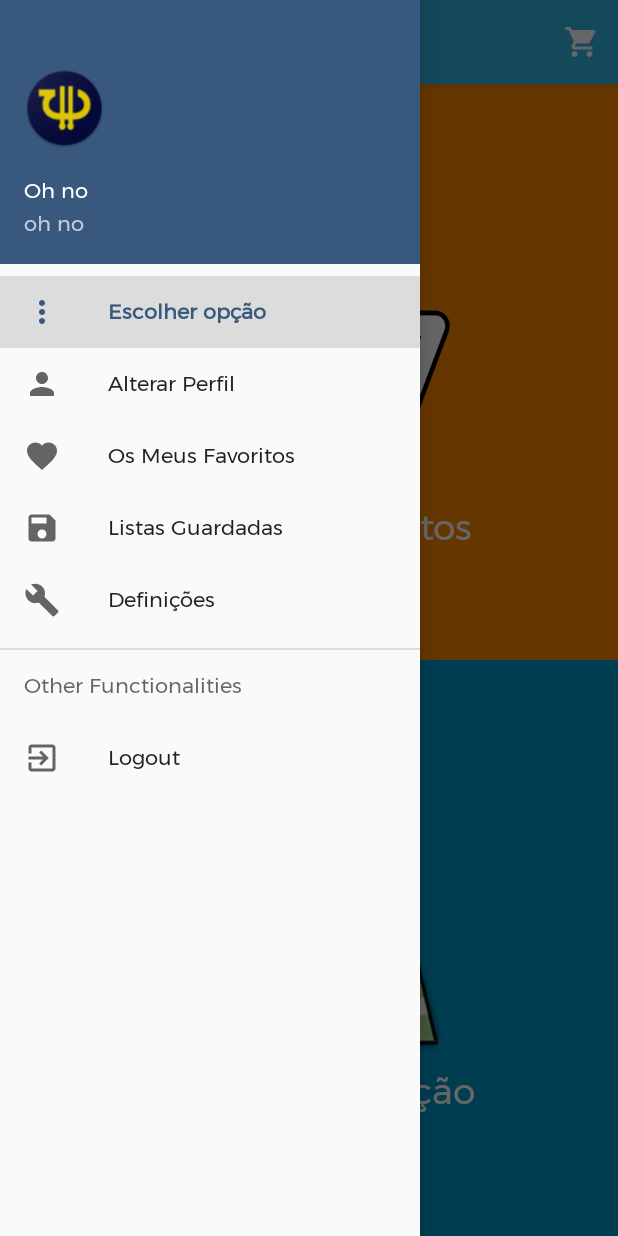
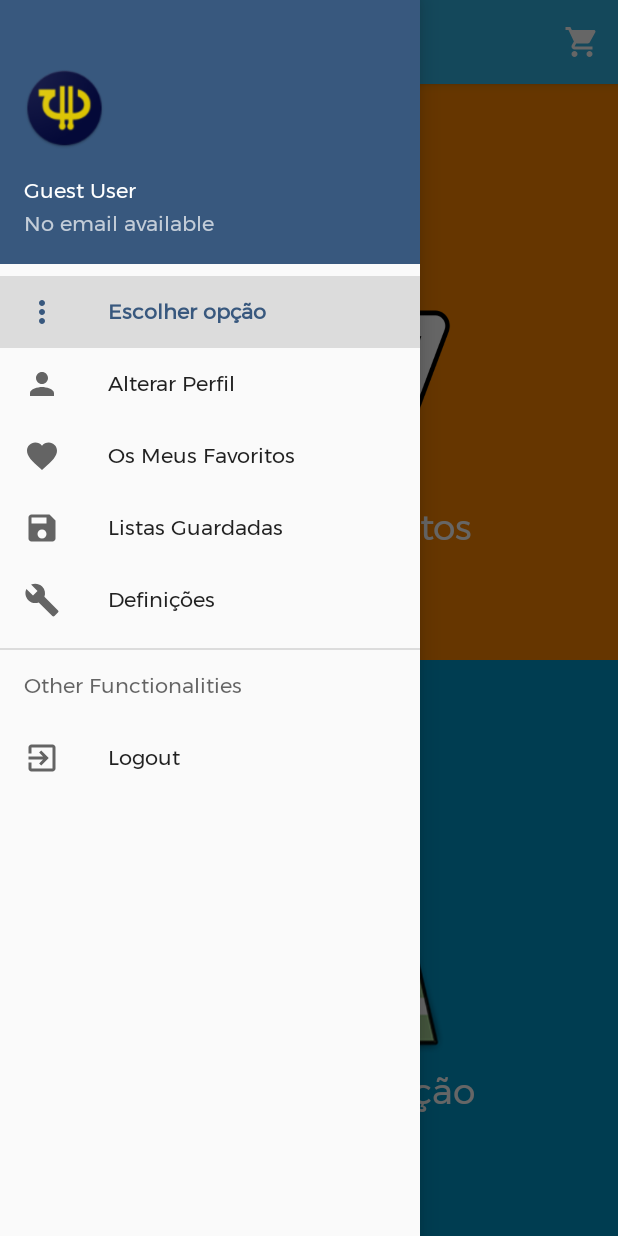
Before and after one commit to abgrilo4/ipm_ezgroceries, an Android app: the MainMenu screen opened directly, with no data from a screen before it, with the side drawer open, on a phone screen of 412 x 824 dp. Run offline under Robolectric (Android 15) with nearby library versions, the phone set to English and light mode, and no system bars; our stand-ins replace navigation-ui.

Commit message:
- Melhorei o codigo responsavel por fazer display do nome do utilizador e email. Agora usa uma class Global chamada AppClass que permite guardar variaveis globais - A pagina de alteração de dados pessoais funciona agora

```diff
--- a/app/src/main/AndroidManifest.xml
+++ b/app/src/main/AndroidManifest.xml
@@ -18,7 +18,7 @@
         android:label="@string/app_name"
         android:roundIcon="@drawable/ezgroceries"
         android:supportsRtl="true"
-
+        android:name=".AppClass"
         android:theme="@style/AppTheme">
         <activity android:name=".FinalScreenActivity"
             android:parentActivityName="com.example.ezgroceries.ui.Produtos.TodosScreen" ></activity>
@@ -77,5 +77,4 @@
             </intent-filter>
         </activity>
     </application>
-
 </manifest>
--- /dev/null
+++ b/app/src/main/java/com/example/ezgroceries/AppClass.java
@@ -0,0 +1,32 @@
+package com.example.ezgroceries;
+
+import android.app.Application;
+
+public class AppClass  extends Application {
+    private String globalUsername = "Guest User";
+    private String globalEmail = "No email available";
+
+    public String getGlobalVariable(String varName) {
+
+        switch(varName) {
+            case "user":
+                return globalUsername;
+            case "email":
+                return globalEmail;
+            default:
+                return null;
+        }
+    }
+
+    public void setGlobalVariable(String varName, String varValue) {
+
+        switch(varName) {
+            case "user":
+                globalUsername = varValue;
+            case "email":
+                globalEmail = varValue;
+            default:
+                break;
+        }
+    }
+}
--- a/app/src/main/java/com/example/ezgroceries/MainMenu.java
+++ b/app/src/main/java/com/example/ezgroceries/MainMenu.java
@@ -67,11 +67,11 @@ public class MainMenu extends AppCompatActivity {
         toolbar.setTitle("");
         NavigationUI.setupWithNavController(navigationView, navController);
         //Get user's name and email
-        if (savedInstanceState == null) {
+        /*if (savedInstanceState == null) {
             Bundle extras = getIntent().getExtras();
             if(extras == null) {
-                username = "Oh no";
-                email = "oh no";
+                username = ((TextView) findViewById(R.id.sliderUsername)).getText().toString();
+                email = ((TextView) findViewById(R.id.sliderEmail)).getText().toString();
 
             } else {
                 username = extras.getString("user");
@@ -81,19 +81,17 @@ public class MainMenu extends AppCompatActivity {
             username= (String) savedInstanceState.getSerializable("user");
             email= (String) savedInstanceState.getSerializable("email");
         }
-
-        Log.i("tag", "user: " + username);
-        Log.i("tag", "EMAIL: " + email);
-
+        ((AppClass)getApplication()).setGlobalVariable("user", username);
+        ((AppClass)getApplication()).setGlobalVariable("email", email);*/
     }
 
     @Override
     public boolean onCreateOptionsMenu(Menu menu) {
         //Set username and email
         TextView userText = (TextView) findViewById(R.id.sliderUsername);
-        userText.setText(username);
+        userText.setText(((AppClass)getApplication()).getGlobalVariable("user"));
         TextView emailText = (TextView) findViewById(R.id.sliderEmail);
-        emailText.setText(email);
+        emailText.setText(((AppClass)getApplication()).getGlobalVariable("email"));
         // Inflate the menu; this adds items to the action bar if it is present.
         getMenuInflater().inflate(R.menu.main_menu, menu);
 
--- a/app/src/main/java/com/example/ezgroceries/ui/home/HomeFragment.java
+++ b/app/src/main/java/com/example/ezgroceries/ui/home/HomeFragment.java
@@ -57,6 +57,7 @@ public class HomeFragment extends Fragment {
                 startActivity(intent);
             }
         });
+
         return root;
     }
 }
```
Also changed, not shown: app/src/main/java/com/example/ezgroceries/ui/login/LoginActivity.java (+5 -4 lines), app/src/main/java/com/example/ezgroceries/ui/share/ShareFragment.java (+14 -0 lines), app/src/main/res/layout/fragment_share.xml (+5 -5 lines).
